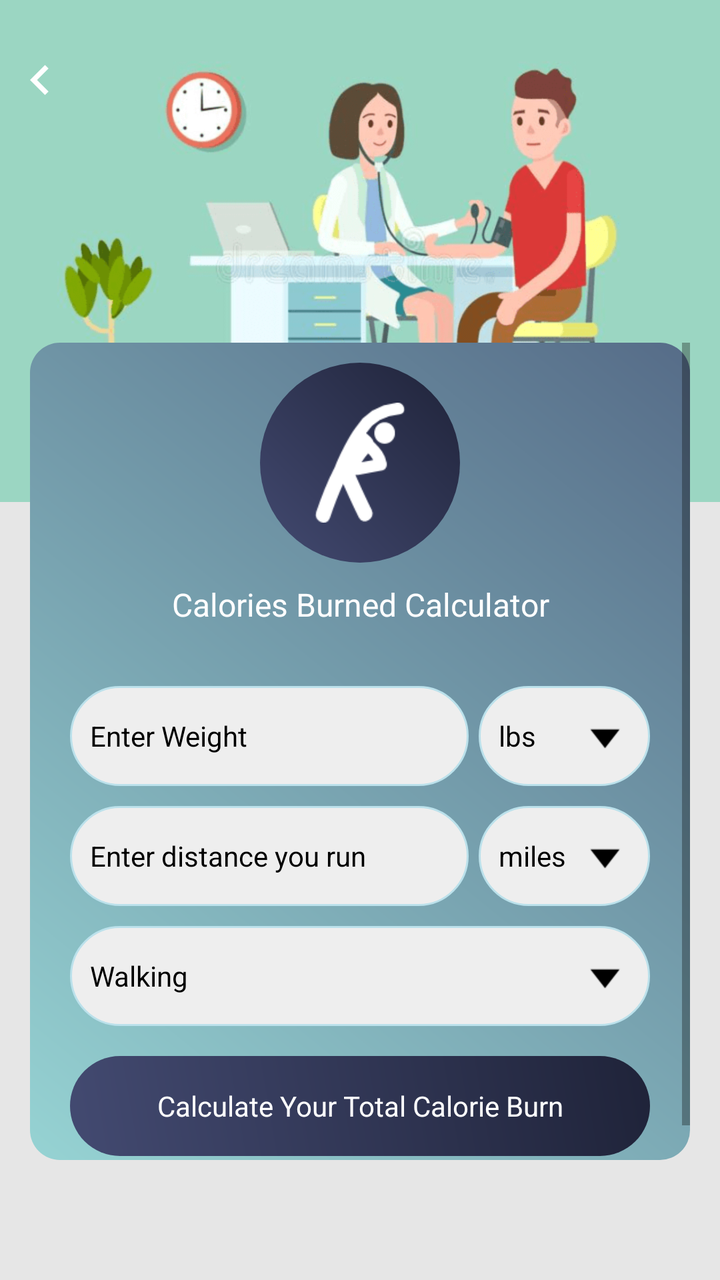
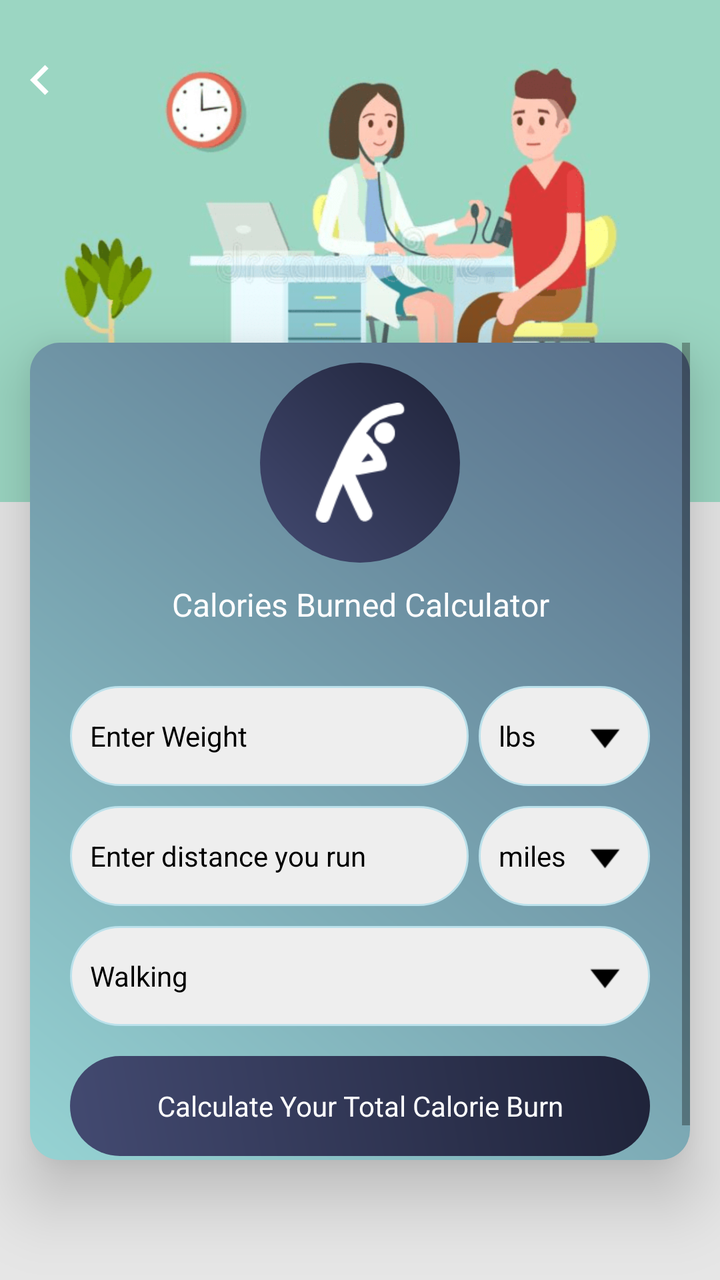

Two renders of the same Android screen: before a commit and after it. Below are the layout's source before the change and the commit's diff.
<!-- AndroidManifest.xml: application theme AppTheme -->
<!-- res/layout/calories_burn_calculator.xml -->
<?xml version="1.0" encoding="utf-8"?>
<RelativeLayout xmlns:android="http://schemas.android.com/apk/res/android"
    xmlns:aapt="http://schemas.android.com/aapt"
    xmlns:app="http://schemas.android.com/apk/res-auto"
    android:layout_width="match_parent"
    android:layout_height="match_parent"
    android:background="@color/gray_color">


    <RelativeLayout
        android:id="@+id/banner"
        android:layout_width="match_parent"
        android:layout_height="wrap_content"
        android:background="@mipmap/calculator_banner_2">

    </RelativeLayout>
    <ImageView
        android:id="@+id/iv_back"
        android:layout_width="40dp"
        android:layout_height="40dp"
        android:layout_alignParentLeft="true"
        android:layout_alignParentTop="true"
        android:layout_marginTop="20dp"
        android:padding="5dp"
        android:src="@drawable/ic_chevron_left_white_24dp" />



    <LinearLayout
        android:id="@+id/cardviewone"
        android:layout_marginBottom="60dp"
        android:layout_width="match_parent"
        android:layout_height="wrap_content"
        android:layout_marginLeft="@dimen/text_15"
        android:layout_below="@+id/banner"
        android:layout_marginTop="-80dp"
        android:layout_marginRight="@dimen/text_15"
        android:orientation="horizontal"
        android:background="@drawable/a2_grad_black"
        app:cardElevation="20dip">



    <ScrollView
        android:layout_width="match_parent"
        android:layout_height="wrap_content"
        android:layout_above="@+id/normal_ad_include"
        android:layout_below="@+id/tv_cal_burn">

        <LinearLayout
            android:layout_width="match_parent"
            android:layout_height="wrap_content"
            android:orientation="vertical">


            <RelativeLayout
                android:layout_width="match_parent"
                android:layout_above="@+id/cardviewone"
                android:layout_marginTop="10dp"

                android:layout_height="wrap_content">
                <RelativeLayout
                    android:id="@+id/rel12"
                    android:layout_width="100dp"
                    android:layout_centerInParent="true"
                    android:background="@drawable/a3_grad"
                    android:layout_height="100dp">

                    <ImageView
                        android:id="@+id/iv_cal_burn"
                        android:layout_width="60dp"
                        android:layout_height="60dp"
                        android:layout_centerHorizontal="true"
                        android:layout_centerInParent="true"
                        android:src="@drawable/img_calorie_burn" />
                </RelativeLayout>
            </RelativeLayout>


            <TextView
                android:id="@+id/tv_cal_burn"
                android:layout_width="match_parent"
                android:layout_height="wrap_content"
                android:layout_below="@+id/rel12"
                android:textAlignment="center"
                android:layout_centerHorizontal="true"
                android:layout_margin="10dp"
                android:text="@string/Calories_Burned_Calculator"
                android:textColor="@color/white"
                android:textSize="@dimen/textsize_16" />
            <LinearLayout
                android:id="@+id/ll_cal_burn"
                android:layout_width="match_parent"
                android:layout_height="wrap_content"
                android:layout_centerInParent="true"
                android:layout_margin="20dp"
                android:orientation="vertical">

                <LinearLayout
                    android:layout_width="match_parent"
                    android:layout_height="wrap_content"
                    android:layout_centerInParent="true"
                    android:orientation="horizontal"
                    android:weightSum="10">

                    <EditText
                        android:id="@+id/et_weight"
                        android:layout_width="0dp"
                        android:layout_height="50dp"
                        android:layout_weight="7"
                        android:background="@drawable/corner2"
                        android:hint="@string/Enter_Weight"
                        android:imeOptions="actionNext"
                        android:inputType="numberDecimal"
                        android:paddingLeft="10dp"
                        android:textColor="@color/black"
                        android:textColorHint="@color/black"
                        android:textSize="@dimen/textsize_14" />

                    <TextView
                        android:id="@+id/tv_weightunit"
                        android:layout_width="0dp"
                        android:layout_height="match_parent"
                        android:layout_marginLeft="5dp"
                        android:layout_weight="3"
                        android:background="@drawable/corner2"
                        android:drawableRight="@mipmap/down"
                        android:gravity="top|bottom|left|right|center_vertical|fill_vertical|center_horizontal|fill_horizontal|center|fill|start|end"
                        android:padding="10dp"
                        android:text="@string/lbs"
                        android:textColor="@color/black"
                        android:textSize="@dimen/textsize_14" />
                </LinearLayout>

                <LinearLayout
                    android:layout_width="match_parent"
                    android:layout_height="wrap_content"
                    android:layout_centerInParent="true"
                    android:layout_marginTop="10dp"
                    android:orientation="horizontal"
                    android:weightSum="10">

                    <EditText
                        android:id="@+id/et_distance"
                        android:layout_width="0dp"
                        android:layout_height="50dp"
                        android:layout_weight="7"
                        android:background="@drawable/corner2"
                        android:hint="@string/Enter_distance_you_run"
                        android:imeOptions="actionDone"
                        android:inputType="number"
                        android:paddingLeft="10dp"
                        android:textColor="@color/black"
                        android:textColorHint="@color/black"
                        android:textSize="@dimen/textsize_14" />

                    <TextView
                        android:id="@+id/tv_distance_unit"
                        android:layout_width="0dp"
                        android:layout_height="match_parent"
                        android:layout_marginLeft="5dp"
                        android:layout_weight="3"
                        android:background="@drawable/corner2"
                        android:drawableRight="@mipmap/down"
                        android:gravity="top|bottom|left|right|center_vertical|fill_vertical|center_horizontal|fill_horizontal|center|fill|start|end"
                        android:padding="10dp"
                        android:text="@string/miles"
                        android:textColor="@color/black"
                        android:textSize="@dimen/textsize_14" />
                </LinearLayout>

                <LinearLayout
                    android:layout_width="match_parent"
                    android:layout_height="50dp"
                    android:layout_centerInParent="true"
                    android:layout_marginTop="10dp"
                    android:orientation="horizontal"
                    android:weightSum="10">

                    <TextView
                        android:id="@+id/tv_runwalk"
                        android:layout_width="0dp"
                        android:layout_height="match_parent"
                        android:layout_weight="7"
                        android:background="@drawable/corner2"
                        android:clickable="false"
                        android:editable="false"
                        android:gravity="fill"
                        android:inputType="numberDecimal"
                        android:paddingLeft="5dp"
                        android:text="Walking"
                        android:textColor="@color/btnbackground1"
                        android:textSize="@dimen/textsize"
                        android:visibility="gone" />

                    <TextView
                        android:id="@+id/tv_runwalk_unit"
                        android:layout_width="0dp"
                        android:layout_height="match_parent"
                        android:layout_weight="10"
                        android:background="@drawable/corner2"
                        android:drawableRight="@mipmap/down"
                        android:gravity="top|bottom|left|right|center_vertical|fill_vertical|center_horizontal|fill_horizontal|center|fill|start|end"
                        android:padding="10dp"
                        android:text="@string/Walking"
                        android:textColor="@color/black"
                        android:textSize="@dimen/textsize_14" />
                </LinearLayout>

                <TextView
                    android:id="@+id/tv_search_burn_calories"
                    android:layout_width="match_parent"
                    android:layout_height="50dp"
                    android:layout_marginTop="15dp"
                    android:background="@drawable/a3_grad"
                    android:gravity="center"
                    android:text="@string/Calculate_Your_Total_Calorie_Burn"
                    android:textColor="@color/white"
                    android:textColorHint="@color/white"
                    android:textSize="@dimen/textsize_14" />
            </LinearLayout>
        </LinearLayout>
    </ScrollView>
    </LinearLayout>
    <LinearLayout
        android:id="@+id/normal_ad_include"
        android:layout_width="match_parent"
        android:layout_height="wrap_content"
        android:orientation="vertical"
        android:gravity="center"
        android:layout_alignParentBottom="true"/>
</RelativeLayout>
<!-- resources referenced by this layout -->
<resources>
  <color name="black">#000000</color>
  <color name="btnbackground1">#000</color>
  <color name="gray_color">#E6E6E6</color>
  <color name="white">#ffffff</color>
  <dimen name="text_15">15sp</dimen>
  <dimen name="textsize">15dp</dimen>
  <dimen name="textsize_14">14sp</dimen>
  <dimen name="textsize_16">16sp</dimen>
  <!-- drawable a2_grad_black (drawable) -->
  <?xml version="1.0" encoding="utf-8"?>
  <shape xmlns:android="http://schemas.android.com/apk/res/android">
      <gradient
          android:angle="225"
          android:endColor="#96D3D3"
          android:startColor="#566C88" />
  
      <corners android:radius="15dp"/>
  
  </shape>
  <!-- drawable a3_grad (drawable) -->
  <?xml version="1.0" encoding="utf-8"?>
  <shape xmlns:android="http://schemas.android.com/apk/res/android">
  <gradient
      android:angle="225"
      android:endColor="#434A71"
      android:startColor="#1F2339" />
  
  <corners android:radius="200dp"/>
  
  </shape>
  <!-- drawable corner2 (drawable) -->
  <?xml version="1.0" encoding="utf-8"?>
  <shape xmlns:android="http://schemas.android.com/apk/res/android"
      android:shape="rectangle">
  
  
      <stroke
          android:width="1dp"
          android:color="#BBE1EB"/>
  
      <corners android:radius="200dp"/>
  
      <solid
          android:color="#EEEEEE"/>
  
  </shape>
  <!-- drawable ic_chevron_left_white_24dp (drawable) -->
  <vector android:height="24dp" android:tint="#FFFFFF"
      android:viewportHeight="24" android:viewportWidth="24"
      android:width="24dp" xmlns:android="http://schemas.android.com/apk/res/android">
      <path android:fillColor="@android:color/white" android:pathData="M15.41,7.41L14,6l-6,6 6,6 1.41,-1.41L10.83,12z"/>
  </vector>
  <!-- drawable img_calorie_burn: png bitmap (drawable, 1395 bytes) -->
  <!-- mipmap calculator_banner_2: png bitmap (mipmap-xhdpi, 70074 bytes) -->
  <!-- mipmap down: png bitmap (mipmap-xhdpi, 325 bytes) -->
  <string name="Calculate_Your_Total_Calorie_Burn">Calculate Your Total Calorie Burn</string>
  <string name="Calories_Burned_Calculator">Calories Burned Calculator</string>
  <string name="Enter_Weight">Enter Weight</string>
  <string name="Enter_distance_you_run">Enter distance you run</string>
  <string name="Walking">Walking</string>
  <string name="lbs">lbs</string>
  <string name="miles">miles</string>
  <style name="AppTheme" parent="Theme.AppCompat.Light.DarkActionBar">
          
          <item name="colorPrimary">@color/colorPrimary</item>
          <item name="colorPrimaryDark">@color/colorPrimaryDark</item>
          <item name="colorAccent">@color/colorAccent</item>
      </style>
  <color name="colorPrimary">#434A71</color>
  <color name="colorPrimaryDark">#1F2339</color>
  <color name="colorAccent">#1F2339</color>
</resources>

<!-- the commit's change to res/layout/calories_burn_calculator.xml (unified diff, before → after) -->
@@ -37,7 +37,7 @@
         android:layout_marginRight="@dimen/text_15"
         android:orientation="horizontal"
         android:background="@drawable/a2_grad_black"
-        app:cardElevation="20dip">
+        android:elevation="20dp">
 
 
 
